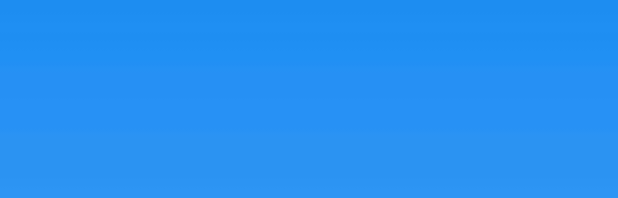
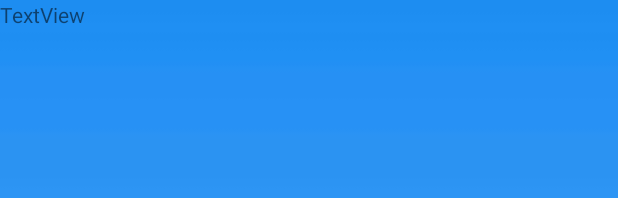
Before and after one commit to octaviadyah3/Batik-Lanjutan-Android, an Android app: the layout activity_main.xml on its own in the app's theme, with its tools: preview values and no code run, on a phone screen of 412 x 824 dp. Shown: the top 198 px of the screen. Run offline under Robolectric (Android 15) with nearby library versions, the phone set to English and light mode, and no system bars.

```diff
--- a/app/src/main/res/layout/activity_main.xml
+++ b/app/src/main/res/layout/activity_main.xml
@@ -7,5 +7,11 @@
     android:background="@drawable/bg"
     tools:context=".ui.MainActivity">
 
-
+    <TextView
+        android:id="@+id/textView2"
+        android:layout_width="match_parent"
+        android:layout_height="wrap_content"
+        android:layout_alignParentEnd="true"
+        android:layout_marginEnd="-3dp"
+        android:text="TextView" />
 </RelativeLayout>
```
